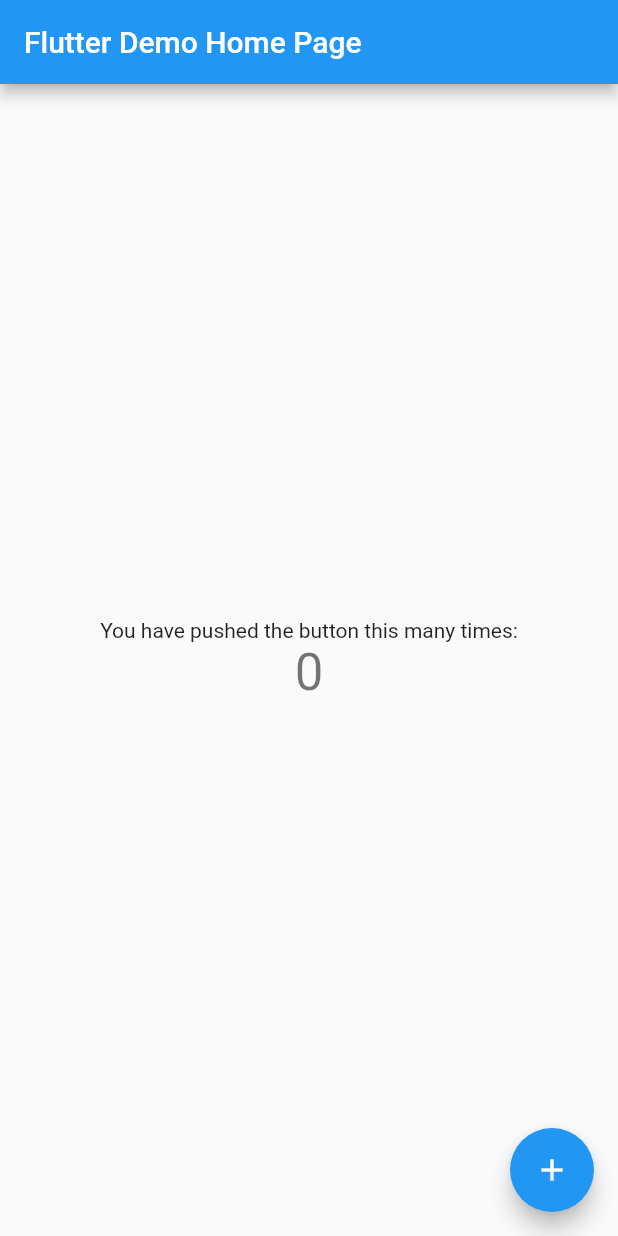
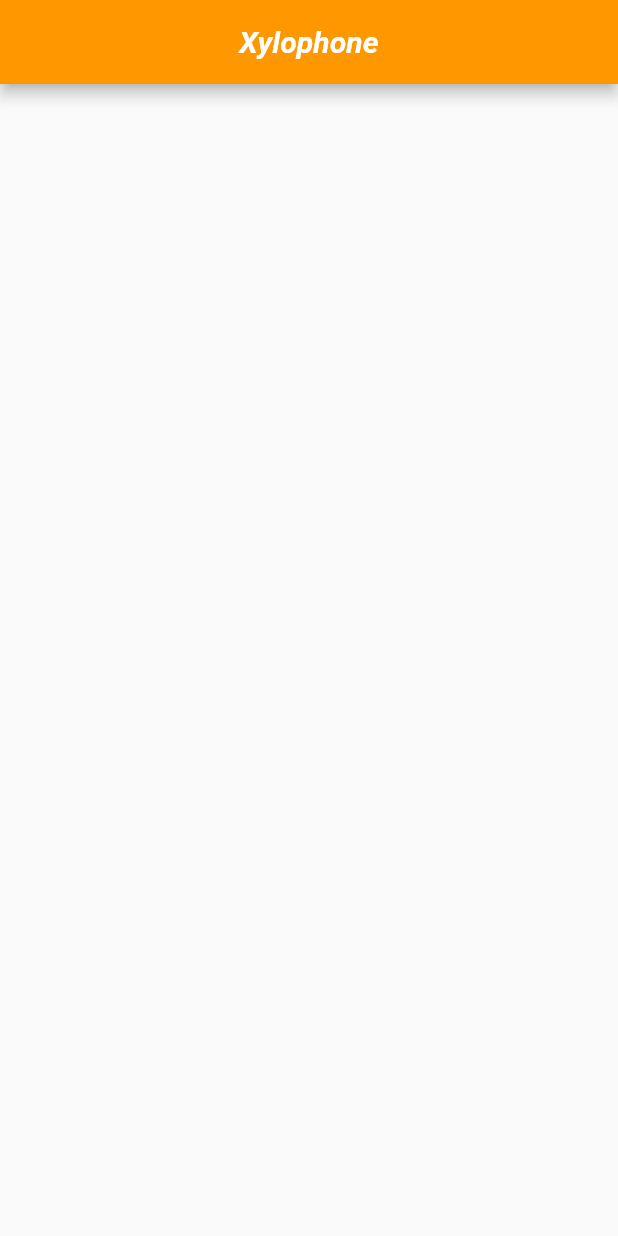
Before and after one commit to vivek11416/AndroidStudioProjects, a Flutter app: the screen it shows after launch, on a phone screen of 412 x 824 dp. Run offline on Flutter 3.47's test engine with Material 2 defaults, Android fonts, the light colour scheme and no system bars; our stand-ins replace lottie; missing offline and left inert: dart:ffi.

Commit message:
code updated

```diff
--- a/flutter/projects/xylophone/lib/main.dart
+++ b/flutter/projects/xylophone/lib/main.dart
@@ -1,115 +1,31 @@
 import 'package:flutter/material.dart';
 
 void main() {
-  runApp(const MyApp());
+  runApp(const XylophoneApp());
 }
 
-class MyApp extends StatelessWidget {
-  const MyApp({Key? key}) : super(key: key);
+class XylophoneApp extends StatelessWidget {
+  const XylophoneApp({Key? key}) : super(key: key);
 
-  // This widget is the root of your application.
   @override
   Widget build(BuildContext context) {
     return MaterialApp(
-      title: 'Flutter Demo',
-      theme: ThemeData(
-        // This is the theme of your application.
-        //
-        // Try running your application with "flutter run". You'll see the
-        // application has a blue toolbar. Then, without quitting the app, try
-        // changing the primarySwatch below to Colors.green and then invoke
-        // "hot reload" (press "r" in the console where you ran "flutter run",
-        // or simply save your changes to "hot reload" in a Flutter IDE).
-        // Notice that the counter didn't reset back to zero; the application
-        // is not restarted.
-        primarySwatch: Colors.blue,
+      home: Scaffold(
+        appBar: AppBar(
+          centerTitle: true,
+          title: const Text(
+            'Xylophone',
+            style: TextStyle(
+              fontWeight: FontWeight.bold,
+              fontStyle: FontStyle.italic,
+            ),
+          ),
+          backgroundColor: Colors.orange,
+        ),
+        body: SafeArea(
+          child: Container(),
+        ),
       ),
-      home: const MyHomePage(title: 'Flutter Demo Home Page'),
     );
   }
 }
-
-class MyHomePage extends StatefulWidget {
-  const MyHomePage({Key? key, required this.title}) : super(key: key);
-
-  // This widget is the home page of your application. It is stateful, meaning
-  // that it has a State object (defined below) that contains fields that affect
-  // how it looks.
-
-  // This class is the configuration for the state. It holds the values (in this
-  // case the title) provided by the parent (in this case the App widget) and
-  // used by the build method of the State. Fields in a Widget subclass are
-  // always marked "final".
-
-  final String title;
-
-  @override
-  State<MyHomePage> createState() => _MyHomePageState();
-}
-
-class _MyHomePageState extends State<MyHomePage> {
-  int _counter = 0;
-
-  void _incrementCounter() {
-    setState(() {
-      // This call to setState tells the Flutter framework that something has
-      // changed in this State, which causes it to rerun the build method below
-      // so that the display can reflect the updated values. If we changed
-      // _counter without calling setState(), then the build method would not be
-      // called again, and so nothing would appear to happen.
-      _counter++;
-    });
-  }
-
-  @override
-  Widget build(BuildContext context) {
-    // This method is rerun every time setState is called, for instance as done
-    // by the _incrementCounter method above.
-    //
-    // The Flutter framework has been optimized to make rerunning build methods
-    // fast, so that you can just rebuild anything that needs updating rather
-    // than having to individually change instances of widgets.
-    return Scaffold(
-      appBar: AppBar(
-        // Here we take the value from the MyHomePage object that was created by
-        // the App.build method, and use it to set our appbar title.
-        title: Text(widget.title),
-      ),
-      body: Center(
-        // Center is a layout widget. It takes a single child and positions it
-        // in the middle of the parent.
-        child: Column(
-          // Column is also a layout widget. It takes a list of children and
-          // arranges them vertically. By default, it sizes itself to fit its
-          // children horizontally, and tries to be as tall as its parent.
-          //
-          // Invoke "debug painting" (press "p" in the console, choose the
-          // "Toggle Debug Paint" action from the Flutter Inspector in Android
-          // Studio, or the "Toggle Debug Paint" command in Visual Studio Code)
-          // to see the wireframe for each widget.
-          //
-          // Column has various properties to control how it sizes itself and
-          // how it positions its children. Here we use mainAxisAlignment to
-          // center the children vertically; the main axis here is the vertical
-          // axis because Columns are vertical (the cross axis would be
-          // horizontal).
-          mainAxisAlignment: MainAxisAlignment.center,
-          children: <Widget>[
-            const Text(
-              'You have pushed the button this many times:',
-            ),
-            Text(
-              '$_counter',
-              style: Theme.of(context).textTheme.headline4,
-            ),
-          ],
-        ),
-      ),
-      floatingActionButton: FloatingActionButton(
-        onPressed: _incrementCounter,
-        tooltip: 'Increment',
-        child: const Icon(Icons.add),
-      ), // This trailing comma makes auto-formatting nicer for build methods.
-    );
-  }
-}
```
Also changed, not shown: 7 other files.
